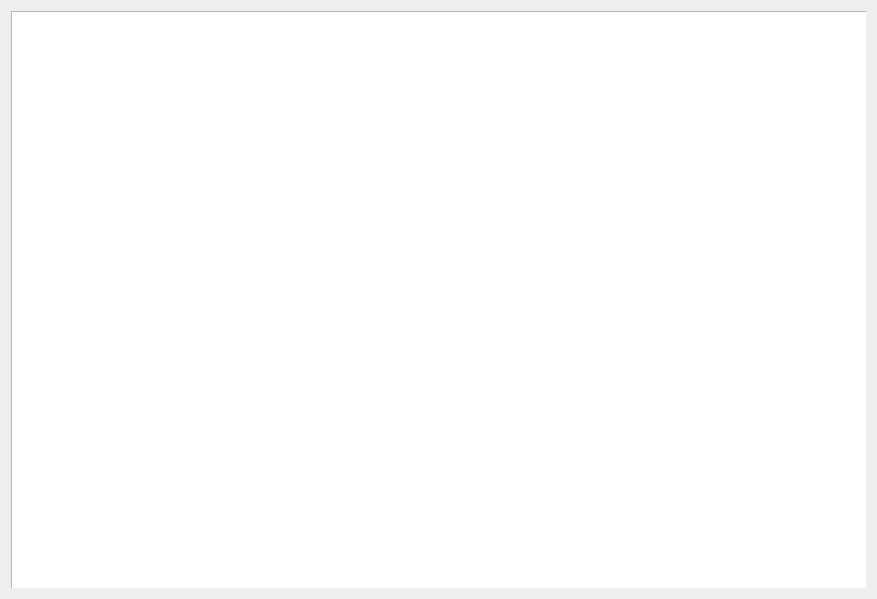
cdefaz08/WMS, file WMS_System/UI/Users.ui: the form before one commit.
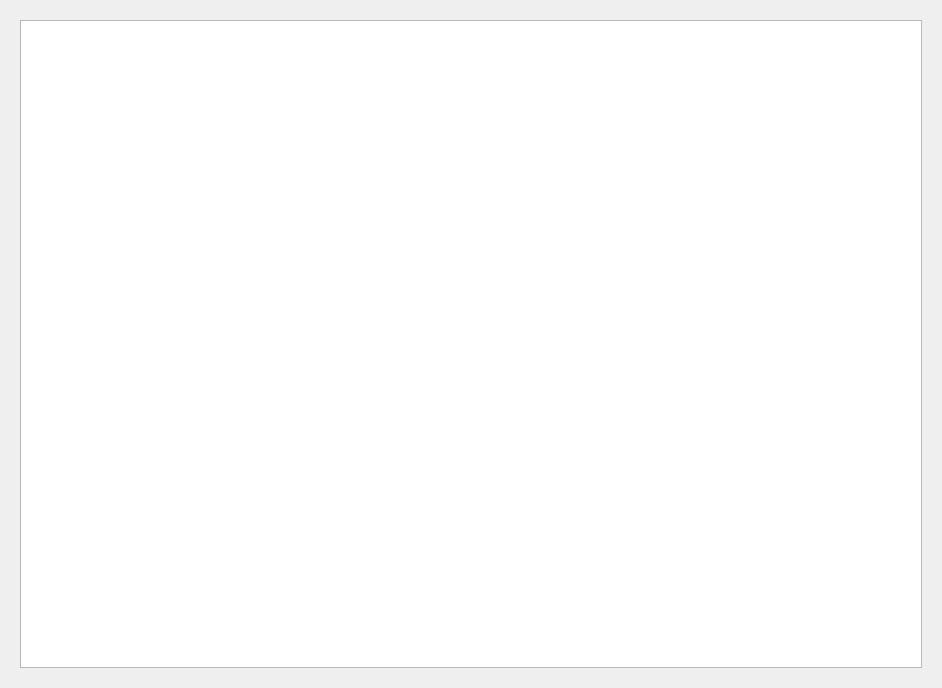
The form after the commit.

Patch:
```diff
--- a/WMS_System/UI/Users.ui
+++ b/WMS_System/UI/Users.ui
@@ -6,8 +6,8 @@
    <rect>
     <x>0</x>
     <y>0</y>
-    <width>877</width>
-    <height>599</height>
+    <width>942</width>
+    <height>688</height>
    </rect>
   </property>
   <property name="windowTitle">
@@ -16,16 +16,11 @@
   <layout class="QGridLayout" name="gridLayout">
    <item row="0" column="0">
     <widget class="QWidget" name="widget" native="true">
-     <widget class="QTableWidget" name="tableWidget_Users">
-      <property name="geometry">
-       <rect>
-        <x>0</x>
-        <y>0</y>
-        <width>861</width>
-        <height>591</height>
-       </rect>
-      </property>
-     </widget>
+     <layout class="QGridLayout" name="gridLayout_2">
+      <item row="0" column="0">
+       <widget class="QTableWidget" name="tableWidget_Users"/>
+      </item>
+     </layout>
     </widget>
    </item>
   </layout>
```
